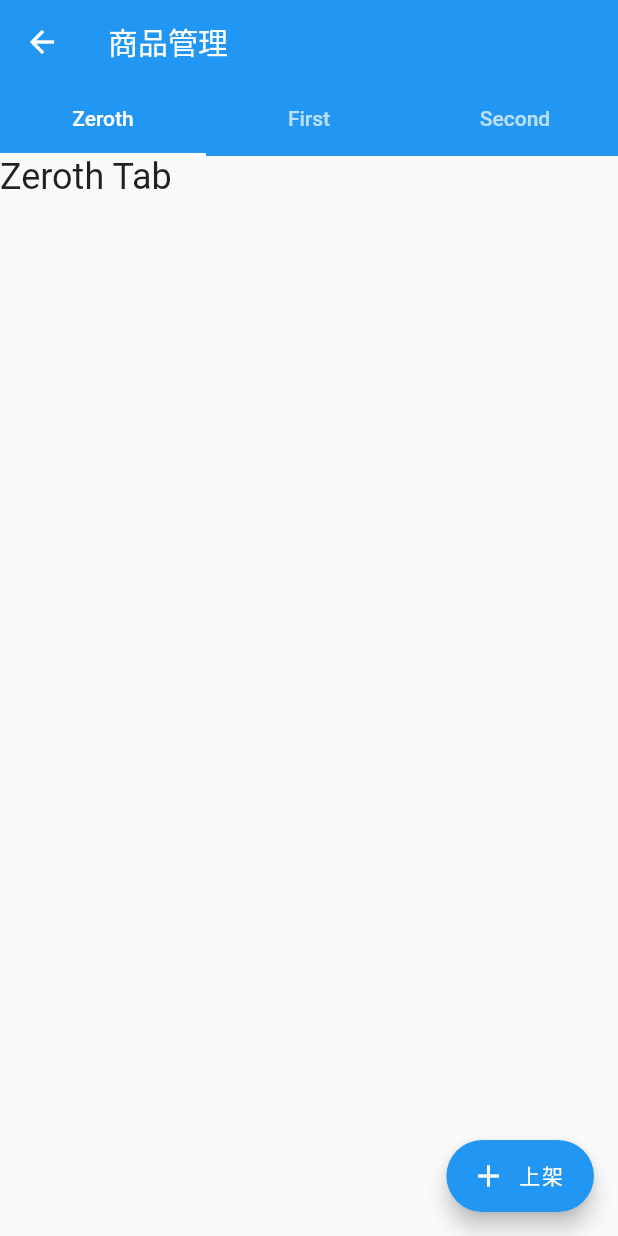
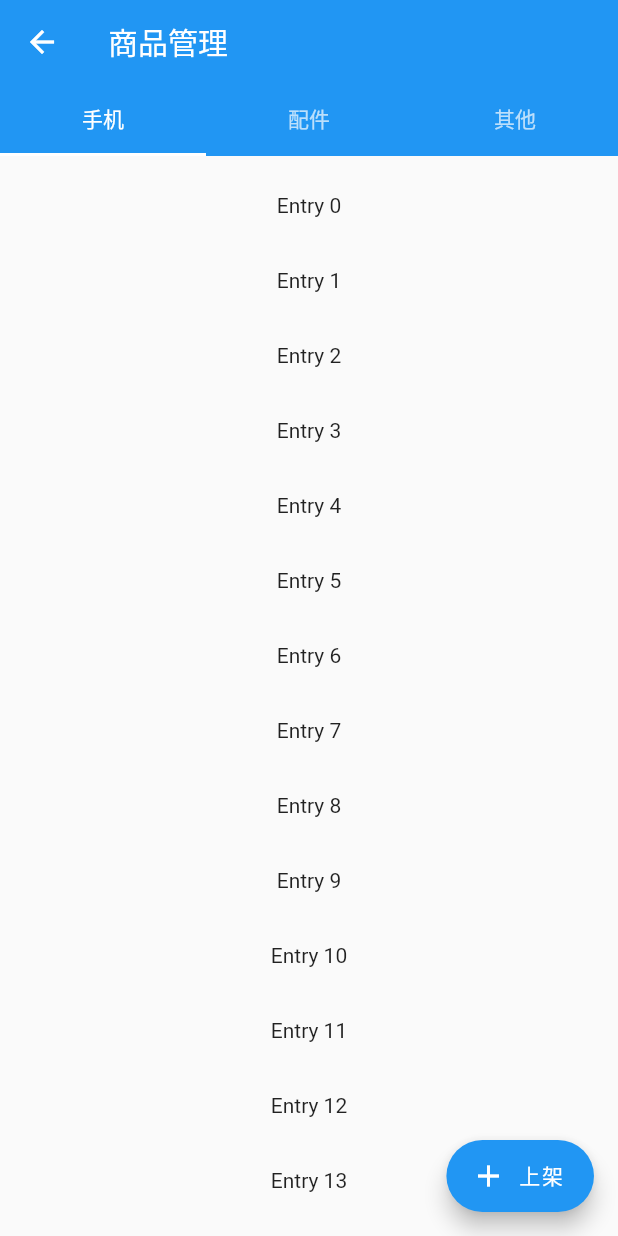
Before and after one commit to home-of-awefeng/gouba-manage-app, a Flutter app: the screen it shows after launch, after a tap on "商品管理", on a phone screen of 412 x 824 dp. Run offline on Flutter 3.47's test engine with Material 2 defaults, Android fonts, the phone set to English and light mode, and no system bars; our stand-ins replace flutter_html; Roboto replaces fonts that are missing (NotoSans).

Commit message:
[product]feat: add product list view

```diff
--- /dev/null
+++ b/lib/views/product_management/product_list_view.dart
@@ -0,0 +1,19 @@
+import 'package:flutter/material.dart';
+
+class ProductListView extends StatelessWidget {
+  ProductListView({Key? key}) : super(key: key);
+
+  @override
+  Widget build(BuildContext context) {
+    return ListView.builder(
+        padding: const EdgeInsets.all(8),
+        itemCount: 20,
+        itemBuilder: (BuildContext context, int index) {
+          return SizedBox(
+            height: 50,
+            child: Center(child: Text('Entry ${index}')),
+          );
+        }
+    );
+  }
+}
--- a/lib/views/product_management/product_management_view.dart
+++ b/lib/views/product_management/product_management_view.dart
@@ -2,6 +2,7 @@ import 'package:flutter/material.dart';
 import 'package:shop_app/common/theme/theme.dart';
 import 'package:shop_app/constant/page.dart';
 import 'package:shop_app/mvvm/view_model_widget.dart';
+import 'package:shop_app/views/product_management/product_list_view.dart';
 import 'package:shop_app/views/product_management/product_management_viewmodel.dart';
 
 class ProductManagementView extends ViewModelWidget<ProductManagementViewModel> {
@@ -22,15 +23,12 @@ class ProductManagementView extends ViewModelWidget<ProductManagementViewModel>
         return Scaffold(
           appBar: AppBar(
             title: const Text(PRODUCT_PAGE_NAME),
-            iconTheme: IconThemeData(color: AppTheme.colorTWhite),
+            iconTheme: const IconThemeData(color: AppTheme.colorTWhite),
             bottom: TabBar(tabs: viewModel.tabs,),
           ),
           body: TabBarView(
             children: viewModel.tabs.map((Tab tab) {
-              return Text(
-                '${tab.text!} Tab',
-                style: Theme.of(context).textTheme.headlineSmall,
-              );
+              return ProductListView(key: tab.key);
             }).toList(),
           ),
           floatingActionButton: FloatingActionButton.extended(
--- a/lib/views/product_management/product_management_viewmodel.dart
+++ b/lib/views/product_management/product_management_viewmodel.dart
@@ -1,11 +1,12 @@
 import 'package:flutter/material.dart';
 import 'package:shop_app/mvvm/base_view_model.dart';
+import 'package:shop_app/views/product_management/product_type.dart';
 
 class ProductManagementViewModel extends BaseViewModel {
   final List<Tab> _tabs = <Tab>[
-    const Tab(text: 'Zeroth'),
-    const Tab(text: 'First'),
-    const Tab(text: 'Second'),
+    Tab(key: Key(ProductType.MOBILE.value), text: '手机'),
+    Tab(key: Key(ProductType.ACCESSORIES.value), text: '配件'),
+    Tab(key: Key(ProductType.OTHERS.value), text: '其他'),
   ];
 
 
--- /dev/null
+++ b/lib/views/product_management/product_type.dart
@@ -0,0 +1,9 @@
+enum ProductType {
+  MOBILE,
+  ACCESSORIES,
+  OTHERS,
+}
+
+extension ProductTypeValue on ProductType {
+  String get value => toString().split('.').last.toUpperCase();
+}
```
